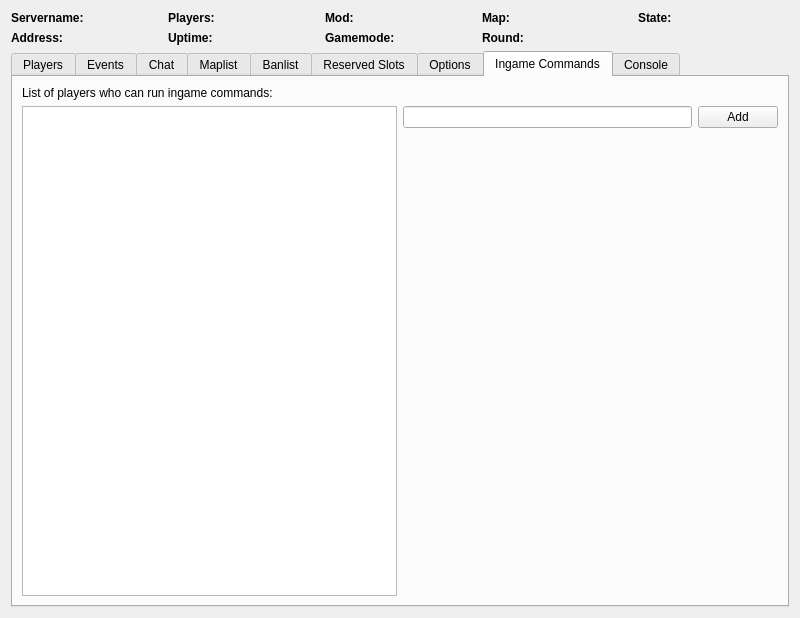
First picture: the form in Client/bfbc2/BFBC2.ui, repository OpenRcon/OpenRcon, before the edit.
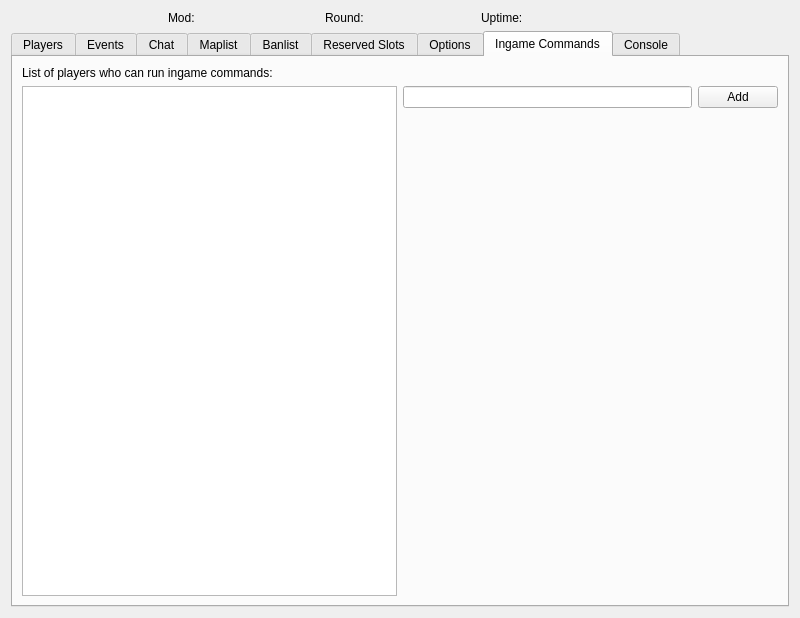
Second picture: the form after the edit. The open tabs and pages were chosen to show the change. Icons and pictures are not drawn. Custom widgets are drawn as their Qt base class.

```diff
--- a/Client/bfbc2/BFBC2.ui
+++ b/Client/bfbc2/BFBC2.ui
@@ -16,214 +16,39 @@
   <property name="locale">
    <locale language="English" country="UnitedStates"/>
   </property>
-  <layout class="QGridLayout" name="gridLayout_6">
+  <layout class="QGridLayout" name="gridLayout">
    <item row="0" column="0">
-    <layout class="QGridLayout" name="gridLayout">
-     <item row="0" column="2">
-      <widget class="QLabel" name="label_pl_players">
-       <property name="font">
-        <font>
-         <weight>75</weight>
-         <bold>true</bold>
-        </font>
-       </property>
-       <property name="locale">
-        <locale language="English" country="UnitedKingdom"/>
-       </property>
+    <layout class="QHBoxLayout" name="horizontalLayout_3">
+     <item>
+      <widget class="QLabel" name="label_serverInfo_level">
        <property name="text">
-        <string>Players:</string>
-       </property>
-      </widget>
-     </item>
-     <item row="0" column="3">
-      <widget class="QLabel" name="label_pl_players_value">
-       <property name="locale">
-        <locale language="English" country="UnitedKingdom"/>
-       </property>
-       <property name="text">
         <string/>
        </property>
       </widget>
      </item>
-     <item row="1" column="3">
-      <widget class="QLabel" name="label_pl_uptime_value">
-       <property name="text">
-        <string/>
-       </property>
-      </widget>
-     </item>
-     <item row="1" column="4">
-      <widget class="QLabel" name="label_pl_gameMode_value">
-       <property name="font">
-        <font>
-         <weight>75</weight>
-         <bold>true</bold>
-        </font>
-       </property>
-       <property name="locale">
-        <locale language="English" country="UnitedKingdom"/>
-       </property>
-       <property name="text">
-        <string>Gamemode:</string>
-       </property>
-      </widget>
-     </item>
-     <item row="1" column="7">
-      <widget class="QLabel" name="label_pl_round_value">
-       <property name="text">
-        <string/>
-       </property>
-      </widget>
-     </item>
-     <item row="0" column="7">
-      <widget class="QLabel" name="label_pl_map_value">
-       <property name="locale">
-        <locale language="English" country="UnitedKingdom"/>
-       </property>
-       <property name="text">
-        <string/>
-       </property>
-      </widget>
-     </item>
-     <item row="0" column="0">
-      <widget class="QLabel" name="label_pl_serverName">
-       <property name="font">
-        <font>
-         <weight>75</weight>
-         <bold>true</bold>
-        </font>
-       </property>
-       <property name="locale">
-        <locale language="English" country="UnitedKingdom"/>
-       </property>
-       <property name="text">
-        <string>Servername:</string>
-       </property>
-      </widget>
-     </item>
-     <item row="1" column="2">
-      <widget class="QLabel" name="label_pl_uptime">
-       <property name="font">
-        <font>
-         <weight>75</weight>
-         <bold>true</bold>
-        </font>
-       </property>
-       <property name="text">
-        <string>Uptime:</string>
-       </property>
-      </widget>
-     </item>
-     <item row="1" column="5">
-      <widget class="QLabel" name="label_pl_gameMode">
-       <property name="locale">
-        <locale language="English" country="UnitedKingdom"/>
-       </property>
-       <property name="text">
-        <string/>
-       </property>
-      </widget>
-     </item>
-     <item row="1" column="0">
-      <widget class="QLabel" name="label_pl_address">
-       <property name="font">
-        <font>
-         <weight>75</weight>
-         <bold>true</bold>
-        </font>
-       </property>
-       <property name="text">
-        <string>Address:</string>
-       </property>
-      </widget>
-     </item>
-     <item row="0" column="1">
-      <widget class="QLabel" name="label_pl_serverName_value">
-       <property name="locale">
-        <locale language="English" country="UnitedKingdom"/>
-       </property>
-       <property name="text">
-        <string/>
-       </property>
-      </widget>
-     </item>
-     <item row="0" column="4">
-      <widget class="QLabel" name="label_pl_mod">
-       <property name="font">
-        <font>
-         <weight>75</weight>
-         <bold>true</bold>
-        </font>
-       </property>
-       <property name="locale">
-        <locale language="English" country="UnitedKingdom"/>
-       </property>
+     <item>
+      <widget class="QLabel" name="label_serverInfo_mod">
        <property name="text">
         <string>Mod:</string>
        </property>
       </widget>
      </item>
-     <item row="0" column="5">
-      <widget class="QLabel" name="label_pl_mod_value">
-       <property name="locale">
-        <locale language="English" country="UnitedKingdom"/>
-       </property>
-       <property name="text">
-        <string/>
-       </property>
-      </widget>
-     </item>
-     <item row="0" column="6">
-      <widget class="QLabel" name="label_pl_map">
-       <property name="font">
-        <font>
-         <weight>75</weight>
-         <bold>true</bold>
-        </font>
-       </property>
-       <property name="locale">
-        <locale language="English" country="UnitedKingdom"/>
-       </property>
-       <property name="text">
-        <string>Map:</string>
-       </property>
-      </widget>
-     </item>
-     <item row="1" column="6">
-      <widget class="QLabel" name="label_pl_round">
-       <property name="font">
-        <font>
-         <weight>75</weight>
-         <bold>true</bold>
-        </font>
-       </property>
+     <item>
+      <widget class="QLabel" name="label_serverInfo_rounds">
        <property name="text">
         <string>Round:</string>
        </property>
       </widget>
      </item>
-     <item row="0" column="8">
-      <widget class="QLabel" name="label_pl_state">
-       <property name="font">
-        <font>
-         <weight>75</weight>
-         <bold>true</bold>
-        </font>
-       </property>
+     <item>
+      <widget class="QLabel" name="label_serverInfo_upTime">
        <property name="text">
-        <string>State:</string>
+        <string>Uptime:</string>
        </property>
       </widget>
      </item>
-     <item row="1" column="1">
-      <widget class="QLabel" name="label_pl_address_value">
-       <property name="text">
-        <string/>
-       </property>
-      </widget>
-     </item>
-     <item row="0" column="9">
-      <widget class="QLabel" name="label_pl_state_value">
+     <item>
+      <widget class="QLabel" name="label_serverInfo_state">
        <property name="text">
         <string/>
        </property>
```
Left out of the diff: 6 changed lines with no effect on the pictures.
